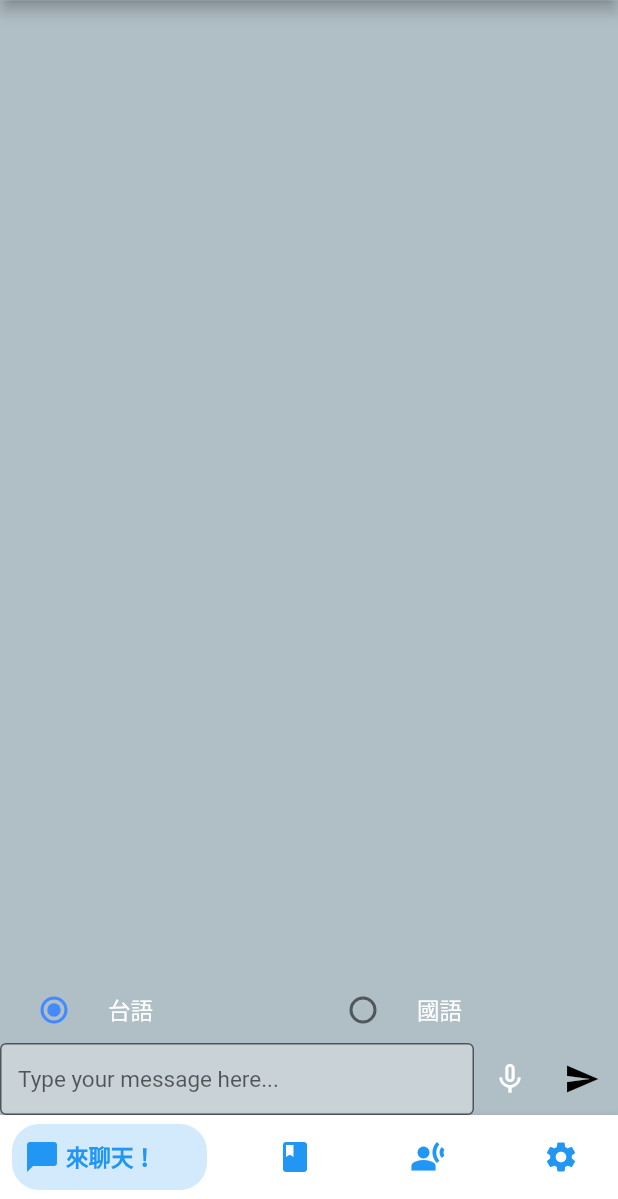
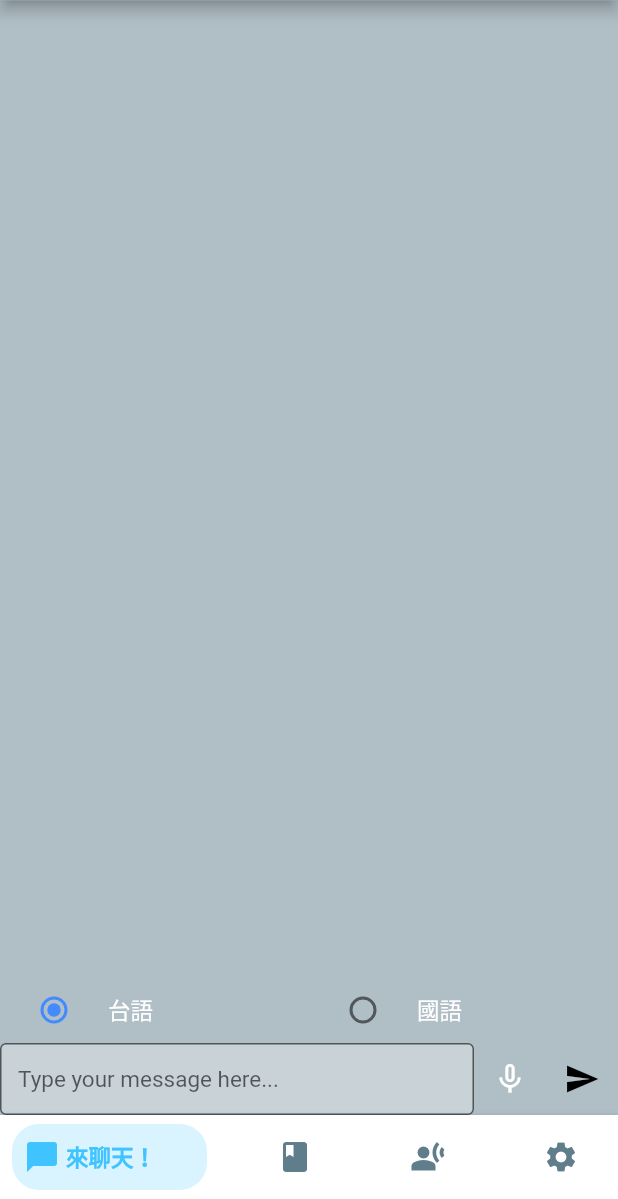
Before and after one commit to Rainyryan/flutter_hokkien_learning_app, a Flutter app: the screen it shows after launch, on a phone screen of 412 x 824 dp, the part 37-1236 px from its top. Run offline on Flutter 3.47's test engine with Material 2 defaults, Android fonts, the light colour scheme and no system bars; drawn by our look-alikes of bottom_navy_bar; our stand-ins replace audioplayers, dio, flutter_tts, permission_handler; missing offline and left inert: flutter_sound_lite, flutter_sound_web.

Commit message:
edit main

```diff
--- a/lib/main.dart
+++ b/lib/main.dart
@@ -1,4 +1,5 @@
 import 'package:bottom_navy_bar/bottom_navy_bar.dart';
+import 'package:flutter/foundation.dart';
 import 'package:flutter/material.dart';
 import 'package:flutter_hw_tts/page/TranscribePage.dart';
 import 'utils/wp_http.dart';
@@ -95,12 +96,25 @@ class _MyAppState extends State<MyApp> {
           },
           items: <BottomNavyBarItem>[
             BottomNavyBarItem(
-                title: Text("來聊天！"), icon: Icon(Icons.chat_bubble)),
-            BottomNavyBarItem(title: Text("台語辭典"), icon: Icon(Icons.book)),
+                title: Text("來聊天！"),
+                icon: Icon(Icons.chat_bubble),
+                activeColor: Colors.lightBlueAccent,
+                inactiveColor: Colors.blueGrey),
             BottomNavyBarItem(
-                title: Text("台語怎麼說"), icon: Icon(Icons.transcribe)),
+                title: Text("台語辭典"),
+                icon: Icon(Icons.book),
+                activeColor: Colors.lightBlueAccent,
+                inactiveColor: Colors.blueGrey),
             BottomNavyBarItem(
-                title: Text("Settings"), icon: Icon(Icons.settings)),
+                title: Text("台語怎麼說"),
+                icon: Icon(Icons.transcribe),
+                activeColor: Colors.lightBlueAccent,
+                inactiveColor: Colors.blueGrey),
+            BottomNavyBarItem(
+                title: Text("Settings"),
+                icon: Icon(Icons.settings),
+                activeColor: Colors.lightBlueAccent,
+                inactiveColor: Colors.blueGrey),
           ],
         ),
       ),
```
